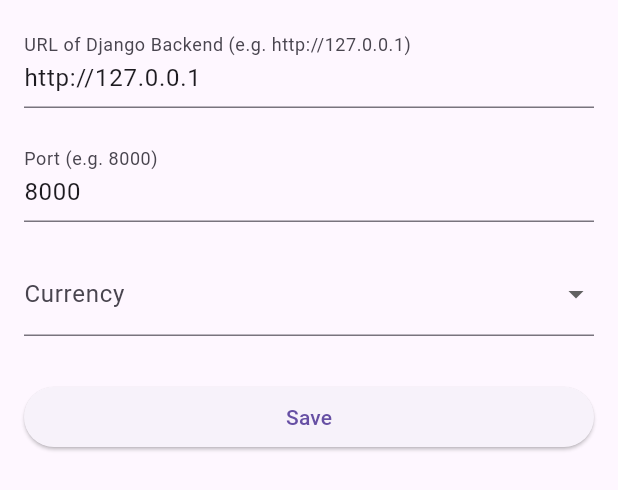
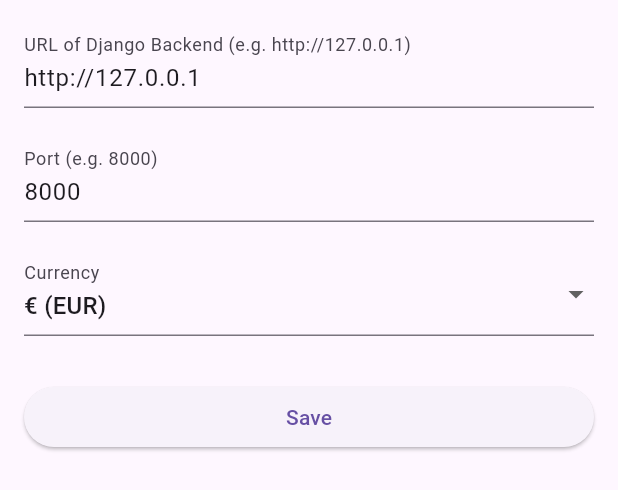
Before and after one commit to Haencky/HSR-Warps, a Flutter app: the SettingsBody widget shown alone on an empty page, opened directly, on a phone screen of 412 x 824 dp. Shown: the top 490 px of the screen. Run offline on Flutter 3.47's test engine with Material 3 defaults, Android fonts, the phone set to English and light mode, and no system bars; our stand-ins replace shared_preferences; accounts and stored records are empty; network calls fail.

Commit message:
changed dropdown for android compatibility

```diff
--- a/desktop_app/lib/screens/settings/listview.dart
+++ b/desktop_app/lib/screens/settings/listview.dart
@@ -5,14 +5,19 @@
   const SettingsBody({super.key});
 
   @override
-  _SettingsPageState createState() => _SettingsPageState();
+  SettingsPageState createState() => SettingsPageState();
 }
 
-class _SettingsPageState extends State<SettingsBody> {
+class SettingsPageState extends State<SettingsBody> {
   final _urlController = TextEditingController();
   final _portController = TextEditingController();
-  String _selectedCurrency = '€ (EUR)';
-  final List<Map<String, String>> _currencies = [{'€': 'EUR'}, {'\$': 'USD'}, {'¥': 'JPY'}, {'£': 'GBP'}];
+  String _selectedCurrency = '€';
+  final Map<String,String> _currencies = {
+  '€': 'EUR',
+  '\$': 'USD',
+  '¥': 'JPY',
+  '£': 'GBP'
+  };
 
   @override
   void initState() {
@@ -25,7 +30,10 @@
     setState(() {
       _urlController.text = settings['url']!;
       _portController.text = settings['port']!;
-      _selectedCurrency = settings['currency']!;
+      String? savedCurrency = settings['currency'];
+      if (savedCurrency != null && _currencies.containsKey(savedCurrency)) {
+        _selectedCurrency = savedCurrency;
+      }
     });
   }
 
@@ -46,7 +54,7 @@
       const SizedBox(height: 20),
       DropdownButtonFormField(
         initialValue: _selectedCurrency,
-        items: _currencies.map((dynamic value) => DropdownMenuItem<String>(value: value.keys.first, child: Text('${value.keys.first} (${value.values.first})'))).toList(),
+        items: _currencies.entries.map((dynamic value) => DropdownMenuItem<String>(value: value.key, child: Text('${value.key} (${value.value})'))).toList(),
         onChanged: (val) => setState(() => _selectedCurrency = val!),
         decoration: const InputDecoration(labelText: 'Currency'),
       ),
```
